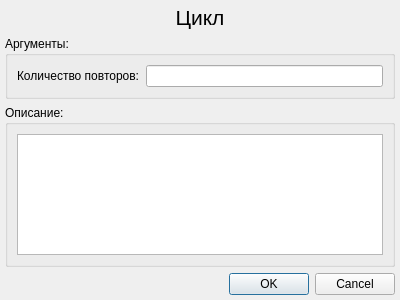
This is KAMEditor/gui/commands/cycledialog.ui in Xtail96/SML as Qt 5 draws it before an edit. The edited form follows.
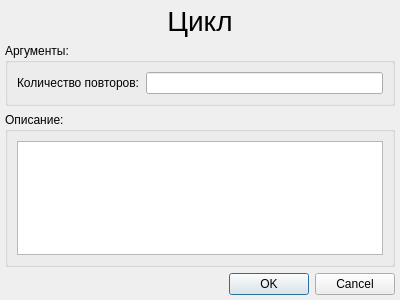
This is the edited form.

Patch:
```diff
--- a/KAMEditor/gui/commands/cycledialog.ui
+++ b/KAMEditor/gui/commands/cycledialog.ui
@@ -30,7 +30,7 @@
     <widget class="QLabel" name="cycle_label_title">
      <property name="font">
       <font>
-       <pointsize>16</pointsize>
+       <pointsize>21</pointsize>
       </font>
      </property>
      <property name="text">
@@ -67,7 +67,11 @@
      </property>
      <layout class="QVBoxLayout" name="verticalLayout">
       <item>
-       <widget class="QTextEdit" name="cycle_description_textEdit"/>
+       <widget class="QTextEdit" name="cycle_description_textEdit">
+        <property name="readOnly">
+         <bool>true</bool>
+        </property>
+       </widget>
       </item>
      </layout>
     </widget>
```
